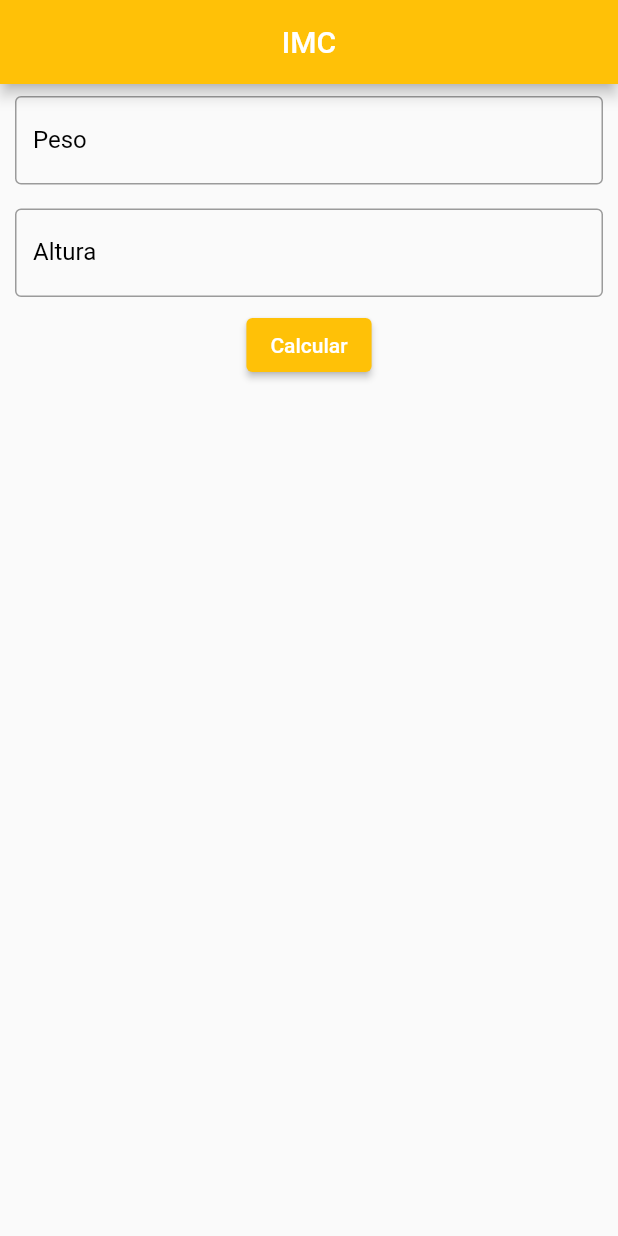
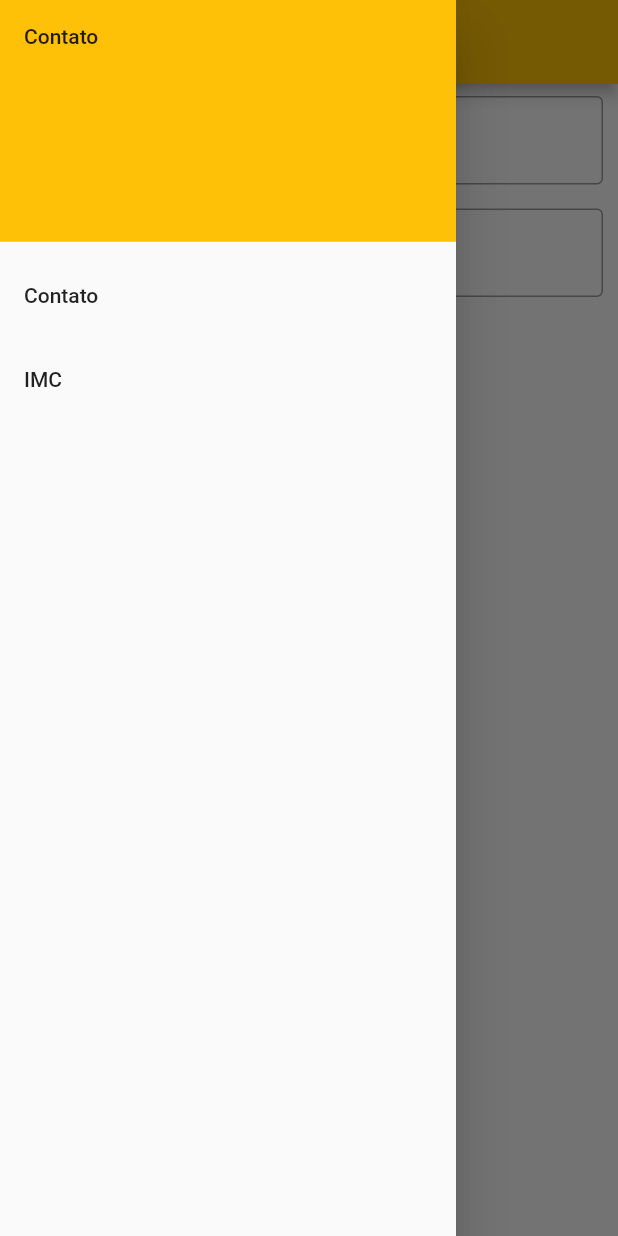
Before and after one commit to AlarconPedro/imc_flutter, a Flutter app: the screen it shows after launch, with the side drawer open (before the commit the screen has no drawer), on a phone screen of 412 x 824 dp. Run offline on Flutter 3.47's test engine with Material 2 defaults, Android fonts, the phone set to English and light mode, and no system bars; missing offline and left inert: mailer.

Commit message:
IMC - Refatorado

```diff
--- /dev/null
+++ b/lib/ui/components/botao.dart
@@ -0,0 +1,19 @@
+import 'package:flutter/material.dart';
+
+class Botao extends StatelessWidget {
+  final VoidCallback? clique;
+  final String texto;
+
+  const Botao({this.clique, this.texto = 'Calcular', Key? key})
+      : super(key: key);
+
+  @override
+  Widget build(BuildContext context) {
+    return ElevatedButton(
+      style:
+          ButtonStyle(backgroundColor: MaterialStateProperty.all(Colors.amber)),
+      onPressed: clique,
+      child: Text(texto),
+    );
+  }
+}
--- /dev/null
+++ b/lib/ui/components/campo_texto.dart
@@ -0,0 +1,42 @@
+import 'package:flutter/material.dart';
+
+class CampoTexto extends StatelessWidget {
+  final TextEditingController? controlador;
+  final String? hinttext, labelText;
+  final TextInputType teclado;
+
+  const CampoTexto(
+      {this.controlador,
+      this.hinttext,
+      this.labelText,
+      this.teclado = TextInputType.number,
+      Key? key})
+      : super(key: key);
+
+  @override
+  Widget build(BuildContext context) {
+    return Padding(
+      padding: const EdgeInsets.symmetric(vertical: 8, horizontal: 10),
+      child: TextField(
+        controller: controlador,
+        keyboardType: teclado,
+        decoration: InputDecoration(
+          border: const OutlineInputBorder(
+              borderRadius: BorderRadius.all(Radius.circular(4)),
+              borderSide: BorderSide(
+                width: 1,
+              )),
+          focusedBorder: const OutlineInputBorder(
+            borderRadius: BorderRadius.all(Radius.circular(4)),
+            borderSide: BorderSide(width: 1, color: Colors.amber),
+          ),
+          hintText: hinttext,
+          labelText: labelText,
+          labelStyle: const TextStyle(
+            color: Colors.black,
+          ),
+        ),
+      ),
+    );
+  }
+}
--- /dev/null
+++ b/lib/ui/components/components.dart
@@ -0,0 +1,3 @@
+export 'alert.dart';
+export 'botao.dart';
+export 'campo_texto.dart';
--- a/lib/ui/pages/home_page.dart
+++ b/lib/ui/pages/home_page.dart
@@ -1,4 +1,6 @@
 import 'package:flutter/material.dart';
+import 'package:imc_project/ui/components/components.dart';
+import 'package:imc_project/ui/pages/pages.dart';
 
 class HomePage extends StatefulWidget {
   const HomePage({Key? key}) : super(key: key);
@@ -11,57 +13,59 @@ class _HomePageState extends State<HomePage> {
   final _pesoController = TextEditingController();
   final _alturaController = TextEditingController();
 
+  String nomeApp = 'IMC';
+
   @override
   Widget build(BuildContext context) {
     return Scaffold(
       appBar: AppBar(
-        title: const Text('IMC'),
+        title: Text(nomeApp),
         centerTitle: true,
         backgroundColor: Colors.amber,
       ),
       body: Column(
         children: [
-          _criarCampoTexto(_pesoController, 'Peso', 'Digite seu Peso:'),
-          _criarCampoTexto(_alturaController, 'Altura', 'Digite sua Altura:'),
-          _criarBotao('Calcular', _clique),
+          CampoTexto(
+            controlador: _pesoController,
+            hinttext: 'Digite seu Peso:',
+            labelText: 'Peso',
+          ),
+          CampoTexto(
+              controlador: _alturaController,
+              hinttext: 'Digite sua Altura:',
+              labelText: 'Altura'),
+          Botao(clique: _clique, texto: 'Calcular'),
         ],
       ),
-    );
-  }
-
-  Widget _criarCampoTexto(
-      TextEditingController controlador, String labelText, prefixTeste) {
-    return Padding(
-      padding: const EdgeInsets.symmetric(vertical: 8, horizontal: 10),
-      child: TextField(
-        controller: controlador,
-        keyboardType: TextInputType.number,
-        decoration: InputDecoration(
-          border: const OutlineInputBorder(
-              borderRadius: BorderRadius.all(Radius.circular(4)),
-              borderSide: BorderSide(
-                width: 1,
-              )),
-          focusedBorder: const OutlineInputBorder(
-            borderRadius: BorderRadius.all(Radius.circular(4)),
-            borderSide: BorderSide(width: 1, color: Colors.amber),
-          ),
-          prefixText: prefixTeste,
-          labelText: labelText,
-          labelStyle: const TextStyle(
-            color: Colors.black,
-          ),
+      drawer: Drawer(
+        child: ListView(
+          padding: EdgeInsets.zero,
+          children: [
+            const DrawerHeader(
+              decoration: BoxDecoration(
+                color: Colors.amber,
+              ),
+              child: Text('Contato'),
+            ),
+            ListTile(
+              title: const Text('Contato'),
+              onTap: () {
+                Navigator.push(
+                    context,
+                    MaterialPageRoute(
+                        builder: (context) => const ContatoPage()));
+              },
+            ),
+            ListTile(
+              title: Text(nomeApp),
+              onTap: () {
+                Navigator.push(context,
+                    MaterialPageRoute(builder: (context) => const HomePage()));
+              },
+            ),
+          ],
         ),
       ),
-    );
-  }
-
-  Widget _criarBotao(String texto, VoidCallback clique) {
-    return ElevatedButton(
-      style:
-          ButtonStyle(backgroundColor: MaterialStateProperty.all(Colors.amber)),
-      onPressed: clique,
-      child: Text(texto),
     );
   }
 
@@ -71,7 +75,14 @@ class _HomePageState extends State<HomePage> {
     double altura =
         double.tryParse(_alturaController.text.replaceAll(',', '.')) ?? 0;
 
-    _mostrarMensagem('o seu IMC é ${_calcularIMC(peso, altura)}', 'IMC');
+    showDialog(
+        context: context,
+        builder: (context) {
+          return AlertPopUp(
+            titulo: nomeApp,
+            texto: 'o seu IMC é ${_calcularIMC(peso, altura)}',
+          );
+        });
   }
 
   String _calcularIMC(double valorPeso, valorAltura) {
@@ -96,26 +107,4 @@ class _HomePageState extends State<HomePage> {
 
     return imc;
   }
-
-  void _mostrarMensagem(String texto, titulo) {
-    showDialog(
-        context: context,
-        builder: (context) {
-          return AlertDialog(
-            title: Text(
-              titulo,
-              style: const TextStyle(fontSize: 22),
-            ),
-            content: Text(
-              texto,
-              style: const TextStyle(fontSize: 20),
-            ),
-            actions: [
-              _criarBotao('OK', () {
-                Navigator.pop(context);
-              }),
-            ],
-          );
-        });
-  }
-}
+} s
--- /dev/null
+++ b/lib/ui/pages/pages.dart
@@ -0,0 +1,2 @@
+export 'contato_page.dart';
+export 'home_page.dart';
--- a/pubspec.yaml
+++ b/pubspec.yaml
@@ -34,6 +34,7 @@ dependencies:
   # The following adds the Cupertino Icons font to your application.
   # Use with the CupertinoIcons class for iOS style icons.
   cupertino_icons: ^1.0.2
+  mailer: ^5.1.0
 
 dev_dependencies:
   flutter_test:
```
Also changed, not shown: lib/ui/components/alert.dart (added, +31 -0 lines), lib/ui/pages/contato_page.dart (added, +77 -0 lines), pubspec.lock.
